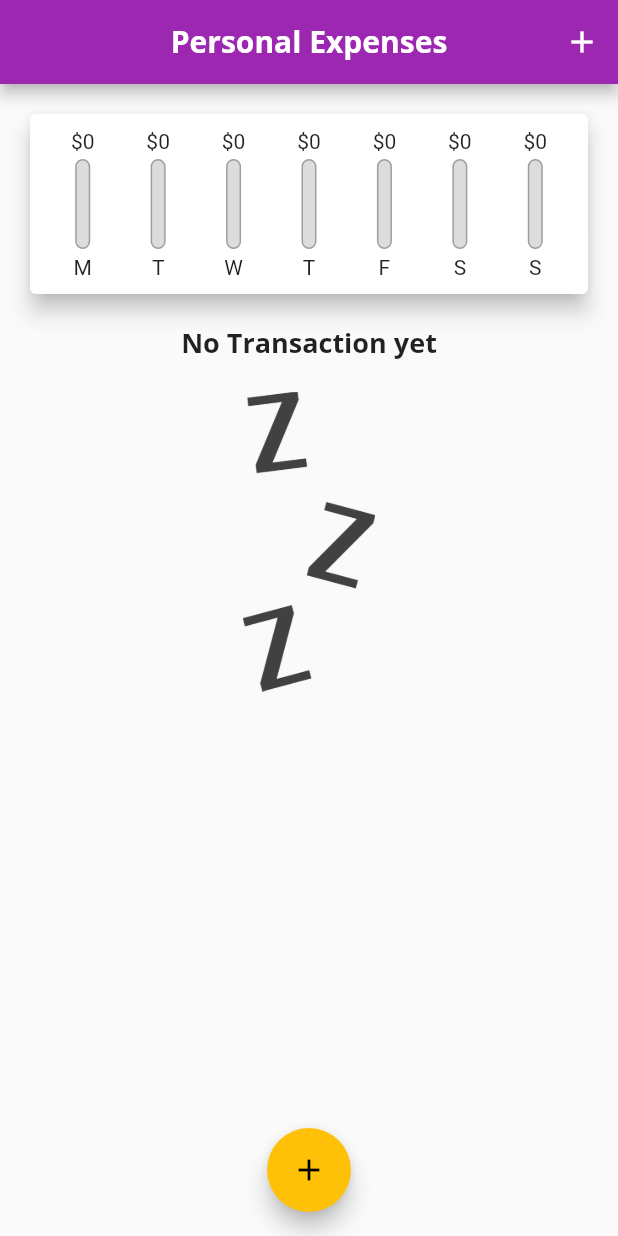
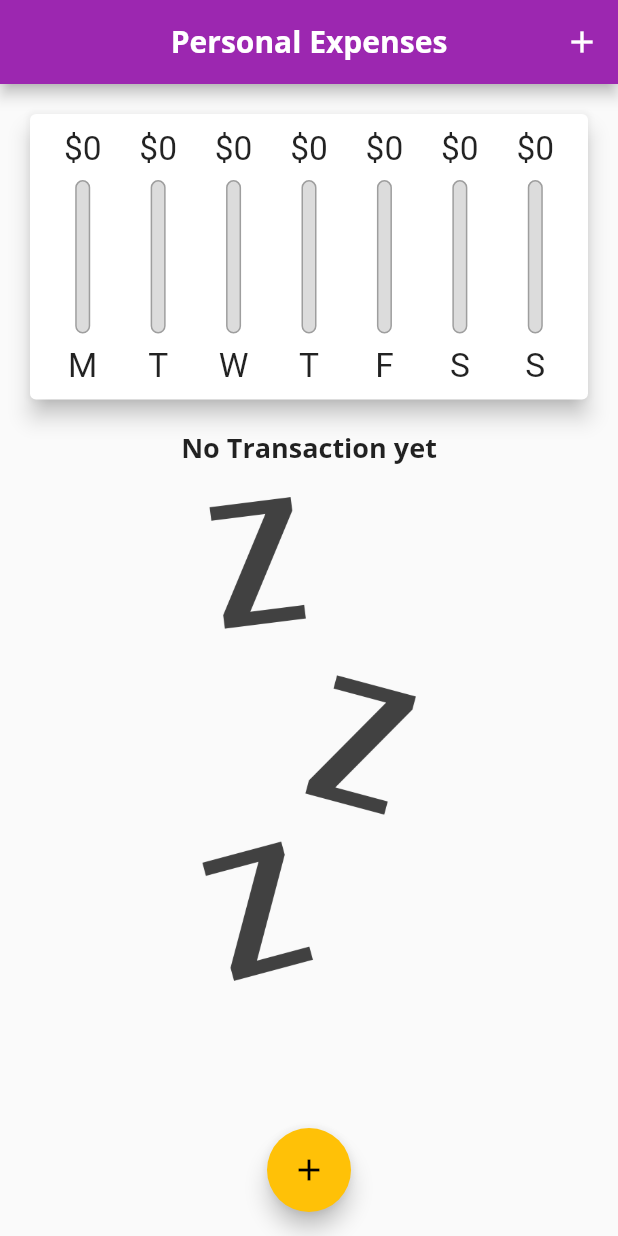
Before and after one commit to turinaf/flutter-dart, a Flutter app: the screen it shows after launch, on a phone screen of 412 x 824 dp. Run offline on Flutter 3.47's test engine with Material 2 defaults, Android fonts, the light colour scheme and no system bars.

Commit message:
Made responsive in portrait and Landscape mode

```diff
--- a/user_expenses/lib/main.dart
+++ b/user_expenses/lib/main.dart
@@ -1,11 +1,19 @@
 import 'package:flutter/material.dart';
-import 'package:user_expenses/widgets/transaction_list.dart';
+import 'package:flutter/services.dart';
+
+import './widgets/transaction_list.dart';
 import './widgets/new_transaction.dart';
-
 import './models/transaction.dart';
 import './widgets/chart.dart';
 
-void main() => runApp(MyApp());
+void main() {
+  // WidgetsFlutterBinding.ensureInitialized();
+
+  //-- setting only preferred orientation.
+  // SystemChrome.setPreferredOrientations(
+  //     [DeviceOrientation.portraitUp, DeviceOrientation.portraitDown]);
+  runApp(MyApp());
+}
 
 class MyApp extends StatelessWidget {
   const MyApp({Key? key}) : super(key: key);
@@ -50,6 +58,7 @@ class HomePage extends StatefulWidget {
 
 class _HomePageState extends State<HomePage> {
   final List<Transaction> _userTransactions = [
+    // initial data for test.
     // Transaction(
     //   id: 't1',
     //   title: "New Shoes",
@@ -63,6 +72,8 @@ class _HomePageState extends State<HomePage> {
     //   date: DateTime.now(),
     // ),
   ];
+
+  bool _showChart = false;
   void _addNewTransaction(
       String txTitle, double txAmount, DateTime chosenDate) {
     final newTx = Transaction(
@@ -105,8 +116,9 @@ class _HomePageState extends State<HomePage> {
 
   @override
   Widget build(BuildContext context) {
-    return Scaffold(
-      appBar: AppBar(
+    final isLandScape =
+        MediaQuery.of(context).orientation == Orientation.landscape;
+    final appBar = AppBar(
       title: Text(
         "Personal Expenses",
         style: TextStyle(fontFamily: 'OpenSans'),
@@ -118,13 +130,56 @@ class _HomePageState extends State<HomePage> {
         ),
       ],
       centerTitle: true,
-      ),
+    );
+
+    final txListWidget = Container(
+      height: (MediaQuery.of(context).size.height -
+              appBar.preferredSize.height -
+              MediaQuery.of(context).padding.top) *
+          0.7,
+      child: TransactionList(_userTransactions, _deleteTransaction),
+    );
+
+    return Scaffold(
+      appBar: appBar,
       body: SingleChildScrollView(
         child: Column(
           crossAxisAlignment: CrossAxisAlignment.stretch,
           children: [
-            Chart(_recentTransactions),
-            TransactionList(_userTransactions, _deleteTransaction),
+            if (isLandScape)
+              Row(
+                mainAxisAlignment: MainAxisAlignment.center,
+                children: [
+                  Text("Show Chart"),
+                  Switch(
+                    value: _showChart,
+                    onChanged: (val) {
+                      setState(() {
+                        _showChart = val;
+                      });
+                    },
+                  ),
+                ],
+              ),
+            if (!isLandScape)
+              Container(
+                height: (MediaQuery.of(context).size.height -
+                        appBar.preferredSize.height -
+                        MediaQuery.of(context).padding.top) *
+                    0.3,
+                child: Chart(_recentTransactions),
+              ),
+            if (!isLandScape) txListWidget,
+            if (isLandScape)
+              _showChart
+                  ? Container(
+                      height: (MediaQuery.of(context).size.height -
+                              appBar.preferredSize.height -
+                              MediaQuery.of(context).padding.top) *
+                          0.7,
+                      child: Chart(_recentTransactions),
+                    )
+                  : txListWidget,
           ],
         ),
       ),
--- a/user_expenses/lib/widgets/chart_bar.dart
+++ b/user_expenses/lib/widgets/chart_bar.dart
@@ -8,17 +8,22 @@ class ChartBar extends StatelessWidget {
   ChartBar(this.label, this.spendingAmount, this.spendingPctOfTotal);
   @override
   Widget build(BuildContext context) {
+    return LayoutBuilder(
+      builder: (ctx, constraint) {
         return Column(
           children: [
             // Fitted box force its child widget to shring if it run out of space.
-        FittedBox(
+            Container(
+              height: constraint.maxHeight * 0.15,
+              child: FittedBox(
                 child: Text("\$${spendingAmount.toStringAsFixed(0)}"),
               ),
+            ),
             SizedBox(
-          height: 4,
+              height: constraint.maxHeight * 0.05,
             ),
             Container(
-          height: 60,
+              height: constraint.maxHeight * 0.6,
               width: 10,
               child: Stack(
                 children: [
@@ -45,10 +50,17 @@ class ChartBar extends StatelessWidget {
               ),
             ),
             SizedBox(
-          height: 4,
+              height: constraint.maxHeight * 0.05,
             ),
-        Text(label),
+            Container(
+              height: constraint.maxHeight * 0.15,
+              child: FittedBox(
+                child: Text(label),
+              ),
+            ),
           ],
+        );
+      },
     );
   }
 }
--- a/user_expenses/lib/widgets/transaction_list.dart
+++ b/user_expenses/lib/widgets/transaction_list.dart
@@ -10,10 +10,9 @@ class TransactionList extends StatelessWidget {
 
   @override
   Widget build(BuildContext context) {
-    return Container(
-      height: 500,
-      child: transactions.isEmpty
-          ? Column(
+    return transactions.isEmpty
+        ? LayoutBuilder(builder: (ctx, contraint) {
+            return Column(
               children: [
                 Text(
                   'No Transaction yet',
@@ -23,14 +22,15 @@ class TransactionList extends StatelessWidget {
                   height: 20,
                 ),
                 Container(
-                  height: 200,
+                  height: contraint.maxHeight * 0.6,
                   child: Image.asset(
                     'assets/imgs/waiting.png',
                     fit: BoxFit.cover,
                   ),
                 )
               ],
-            )
+            );
+          })
         : ListView.builder(
             itemBuilder: (ctx, index) {
               return Card(
@@ -66,7 +66,6 @@ class TransactionList extends StatelessWidget {
               );
             },
             itemCount: transactions.length,
-            ),
           );
   }
 }
```
Lines whose indentation alone changed are shown as unchanged.
